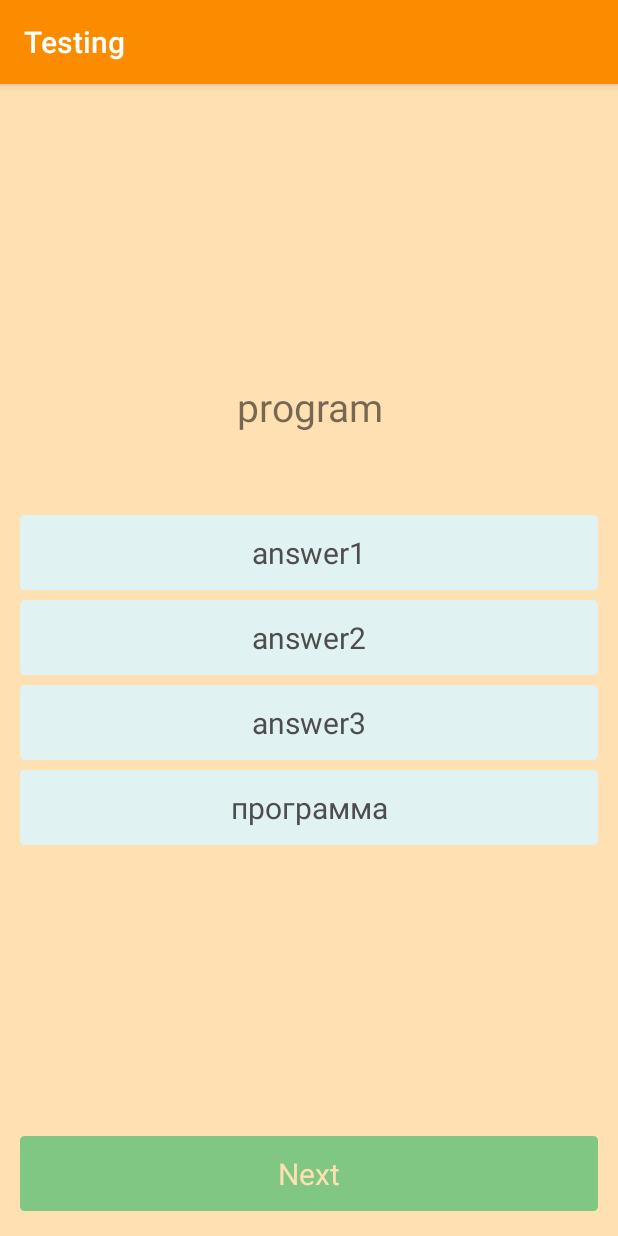
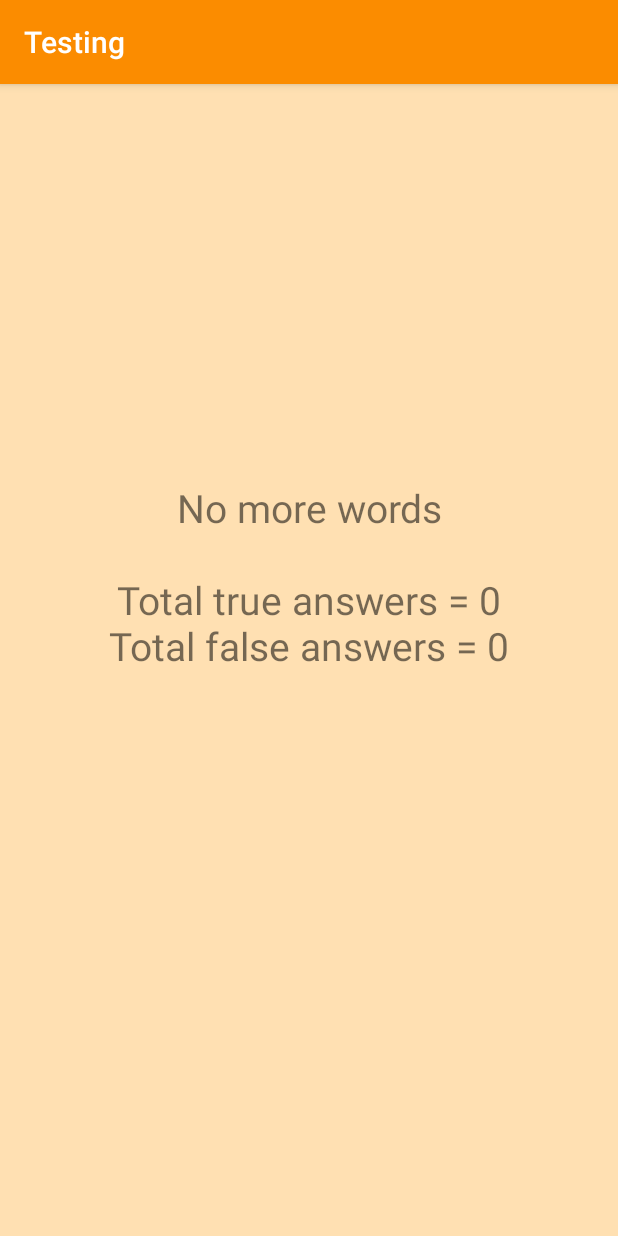
Before and after one commit to zhdanov-ek/LearnWords, an Android app: the TestActivity screen opened directly, with no data from a screen before it, on a phone screen of 412 x 824 dp. Run offline under Robolectric (Android 15) with nearby library versions, the phone set to English and light mode, and no system bars; 7 statements that could not run were skipped.

Commit message:
Three mode to testing

```diff
--- a/app/src/main/java/com/example/gek/learnwords/activity/TestActivity.java
+++ b/app/src/main/java/com/example/gek/learnwords/activity/TestActivity.java
@@ -19,7 +19,6 @@ import android.view.animation.AnimationUtils;
 import android.widget.Button;
 import android.widget.ImageView;
 import android.widget.TextView;
-import android.widget.Toast;
 
 import com.example.gek.learnwords.R;
 import com.example.gek.learnwords.data.Consts;
@@ -35,6 +34,7 @@ public class TestActivity extends AppCompatActivity implements View.OnClickListe
     private TextView tv_word;
     private ImageView iv_correctly;
     private DB mDb;
+
     private String mWordOriginal, mWordTranslate;                // значения текущего слова
     int mId, mCounterTrue, mCounterFalse;
 
@@ -42,8 +42,7 @@ public class TestActivity extends AppCompatActivity implements View.OnClickListe
     private int mPrefDelay;                  // задержка до показа следующего слова
     private String mPrefDirection;           // направление перевода
 
-    private String mColumnWordOriginal;      // Переменные хранят значения выбираемых полей
-    private String mColumnWordTranslate;     // в зависимости от настроек
+    private String mColumnWordOriginal;      // Значение поля (rus/eng) с которого переводим текущее слово
 
     private Handler handler;
     private Boolean mHasRunCallback;         // состояние есть ли колбек
@@ -51,6 +50,7 @@ public class TestActivity extends AppCompatActivity implements View.OnClickListe
     private int mCurrentID = 0;              // текущий порядковый номер ID слова в списке всех ID
     ArrayList<Integer> wordsIDList;          // хранит рандомный список ID еще не протестированных слов
     private int[] threeFalseAnswerId;        // массив ложных альтернативных ID
+    private int mTotalTrueAnswers, mTotalFalseAnswers;
 
 
 
@@ -108,25 +108,21 @@ public class TestActivity extends AppCompatActivity implements View.OnClickListe
     }
 
 
-    // В зависисости от режима перевода слов определяем столбцы значений для выбора слов из БД
+    // В зависисости от режима перевода слов определяем какое поле будет базовым
     private void setDirectionTranslate(){
         switch (mPrefDirection){
             case "direction_rus":
                 mColumnWordOriginal = DB.COLUMN_ENG;
-                mColumnWordTranslate = DB.COLUMN_RUS;
                 break;
             case "direction_eng":
                 mColumnWordOriginal = DB.COLUMN_RUS;
-                mColumnWordTranslate = DB.COLUMN_ENG;
                 break;
             case "direction_mix":
                 Random random = new Random();
                 if (random.nextBoolean()){
                     mColumnWordOriginal = DB.COLUMN_ENG;
-                    mColumnWordTranslate = DB.COLUMN_RUS;
                 } else {
                     mColumnWordOriginal = DB.COLUMN_RUS;
-                    mColumnWordTranslate = DB.COLUMN_ENG;
                 }
                 break;
         }
@@ -161,8 +157,6 @@ public class TestActivity extends AppCompatActivity implements View.OnClickListe
         btn_answer3.setBackgroundResource(R.drawable.bg_button_simple);
         btn_answer4.setBackgroundResource(R.drawable.bg_button_simple);
         setAnswersClickable(true);
-
-
 
         // получаем текущее слово
         ContentValues currentWord = mDb.getItem(wordsIDList.get(mCurrentID));
@@ -208,13 +202,15 @@ public class TestActivity extends AppCompatActivity implements View.OnClickListe
         if (wordsIDList.size() > (mCurrentID +1)) {
             mCurrentID++;
         } else {
-            //todo Тут лучше скрыть кнопки и вывести сообщение или статистику по ответам
-            btn_next.setEnabled(false);
-            btn_answer1.setEnabled(false);
-            btn_answer2.setEnabled(false);
-            btn_answer3.setEnabled(false);
-            btn_answer4.setEnabled(false);
-            Toast.makeText(this, "This is last word!", Toast.LENGTH_SHORT).show();
+            btn_next.setVisibility(View.GONE);
+            btn_answer1.setVisibility(View.GONE);
+            btn_answer2.setVisibility(View.GONE);
+            btn_answer3.setVisibility(View.GONE);
+            btn_answer4.setVisibility(View.GONE);
+            String message = getResources().getString(R.string.end_of_testing) + "\n\n" +
+                    getResources().getString(R.string.answers_true) + " = " + mTotalTrueAnswers + "\n" +
+                    getResources().getString(R.string.answers_false) + " = " + mTotalFalseAnswers;
+            tv_word.setText(message);
         }
         // Callback отработал
         mHasRunCallback = false;
@@ -238,7 +234,6 @@ public class TestActivity extends AppCompatActivity implements View.OnClickListe
             }
             registrationAnswer(true);   // отмечаем в БД, что дан правильный ответ
 
-            // todo сделать возможность указывать задержку через параметры
             // Показываем следующее слово через задержку mDelay взятую в параметрах ранее
             handler = new Handler();
             handler.postDelayed(runnableShowNextWord, mPrefDelay);
@@ -272,13 +267,16 @@ public class TestActivity extends AppCompatActivity implements View.OnClickListe
     /** Изменяем в БД кол-во правильных и неправильны ответов по конкретному слову */
     private void registrationAnswer(boolean answer){
         // Если нажали ЗНАЮ, то увеличиваем кол-во правильных ответов. В противном случае - неправильных
-        if (answer)
+        if (answer) {
             mCounterTrue++;
-        else
+            mTotalTrueAnswers++;
+        }
+        else {
             mCounterFalse++;
+            mTotalFalseAnswers++;
+        }
+
         ContentValues cv = new ContentValues();
-        cv.put(DB.COLUMN_ENG, mWordOriginal);
-        cv.put(DB.COLUMN_RUS, mWordTranslate);
         cv.put(DB.COLUMN_TRUE, mCounterTrue);
         cv.put(DB.COLUMN_FALSE, mCounterFalse);
         cv.put(DB.COLUMN_LEVEL, mCounterTrue - mCounterFalse);
--- a/app/src/main/res/values/strings.xml
+++ b/app/src/main/res/values/strings.xml
@@ -12,9 +12,14 @@
     <string name="ok">OK</string>
     <string name="cancel">CANCEL</string>
     <string name="remove">REMOVE</string>
+    <string name="close">CLOSE</string>
     <string name="menu_order_by_abc">Order by Abc</string>
     <string name="menu_order_by_rating">Order by Rating</string>
     <string name="menu_search">Search</string>
+
+    <string name="end_of_testing">No more words</string>
+    <string name="answers_true">Total true answers</string>
+    <string name="answers_false">Total false answers</string>
 
     <string name="english">English</string>
     <string name="english_hint">English word</string>
```
Also changed, not shown: app/src/main/res/values/arrays.xml (+9 -9 lines).
